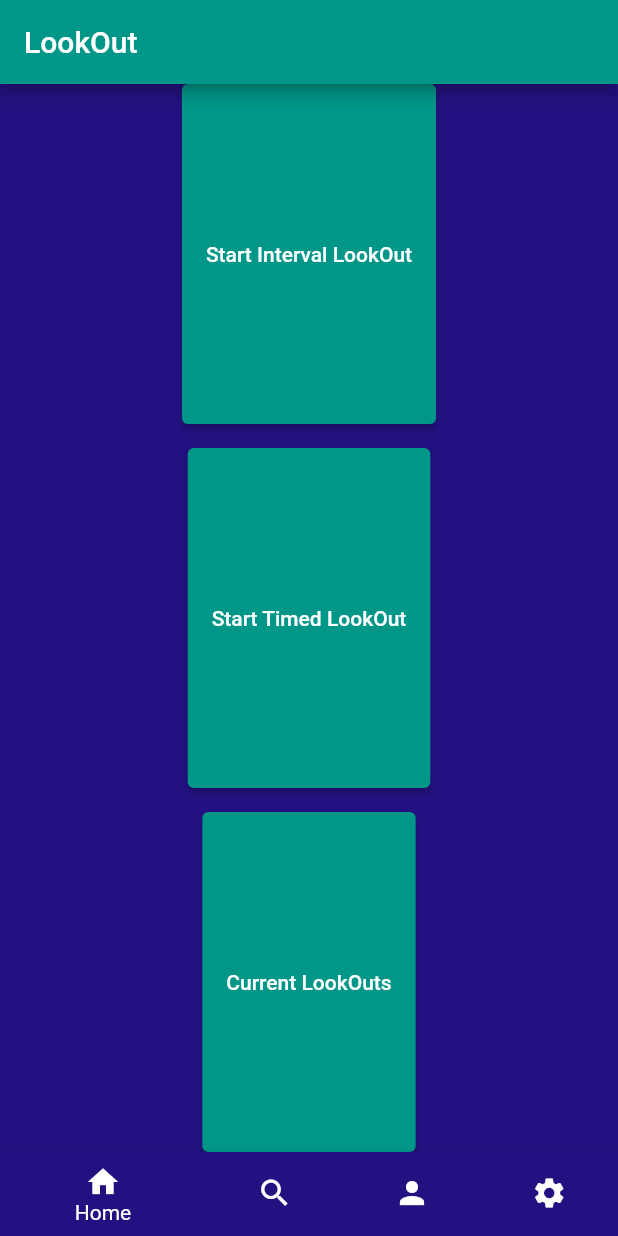
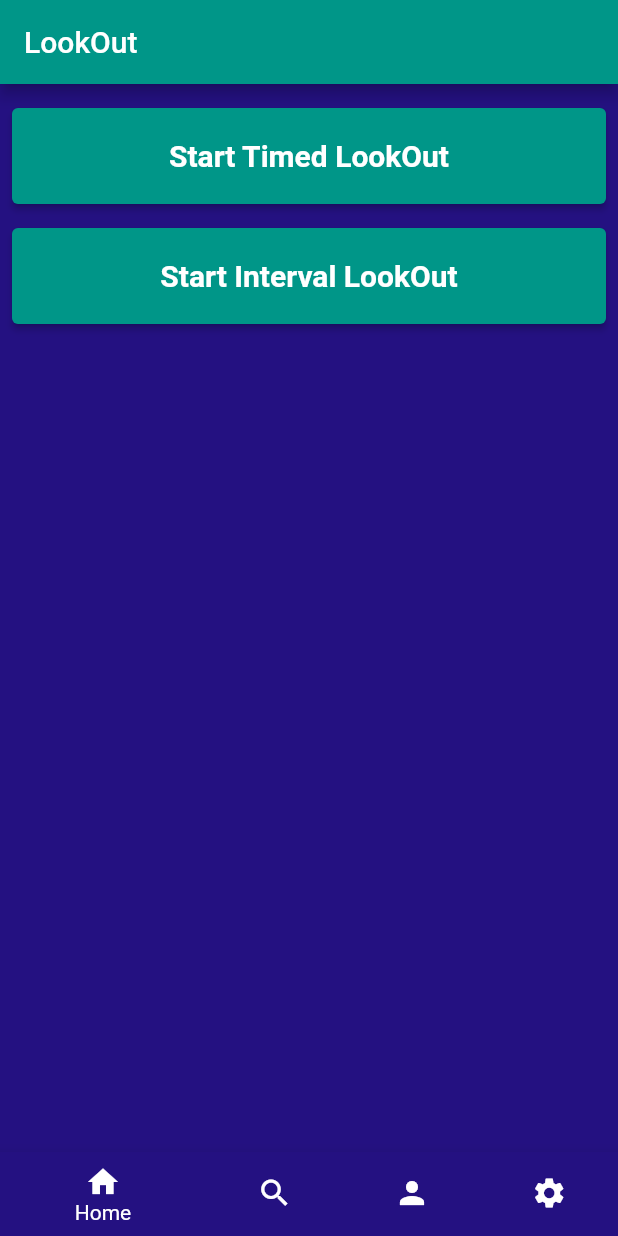
Before and after one commit to SahujMehta/lookout, a Flutter app: the screen it shows after launch, on a phone screen of 412 x 824 dp. Run offline on Flutter 3.47's test engine with Material 2 defaults, Android fonts, the phone set to English and light mode, and no system bars.

Commit message:
Added working main buttons

```diff
--- a/lib/my_home_page.dart
+++ b/lib/my_home_page.dart
@@ -62,32 +62,40 @@ class _MyHomePageState extends State<MyHomePage> {
 class Home extends StatelessWidget {
   @override
   Widget build(BuildContext context) {
-    return Center(
-      child: Column(
-        mainAxisAlignment: MainAxisAlignment.center,
+    return Column(
       children: [
-          Expanded(
+        SizedBox(height: 8),
+        Container(
+          padding: const EdgeInsets.all(8.0),
+          width: double.infinity,
+          height: 80,
           child: ElevatedButton(
             onPressed: () {},
-              child: Text('Start Interval LookOut'),
+            child: Text(
+              'Start Timed LookOut',
+              style: TextStyle(
+                  fontSize: 20,
+                  fontWeight: FontWeight.bold,
+                  fontFamily: 'Roboto'),
             ),
           ),
-          SizedBox(height: 16), // add some spacing between buttons
-          Expanded(
+        ),
+        Container(
+          padding: const EdgeInsets.all(8.0),
+          width: double.infinity,
+          height: 80,
           child: ElevatedButton(
             onPressed: () {},
-              child: Text('Start Timed LookOut'),
+            child: Text(
+              'Start Interval LookOut',
+              style: TextStyle(
+                  fontSize: 20,
+                  fontWeight: FontWeight.bold,
+                  fontFamily: 'Roboto'),
             ),
-          ),
-          SizedBox(height: 16),
-          Expanded(
-            child: ElevatedButton(
-              onPressed: () {},
-              child: Text('Current LookOuts'),
           ),
         ),
       ],
-      ),
     );
   }
 }
```
Lines whose indentation alone changed are shown as unchanged.
